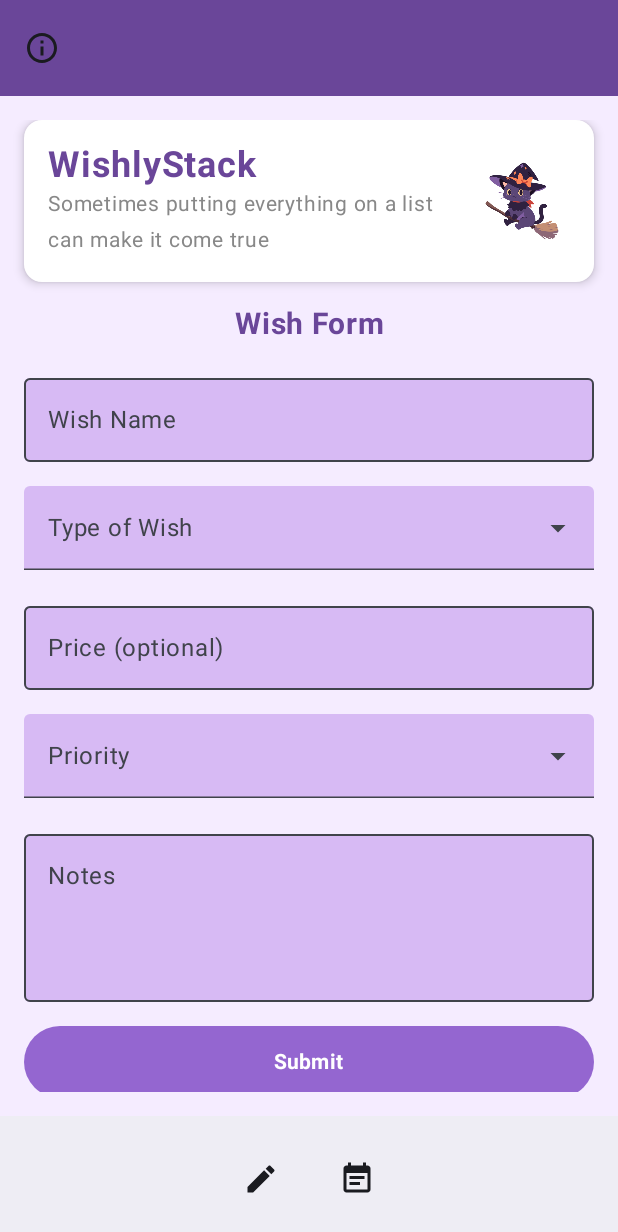
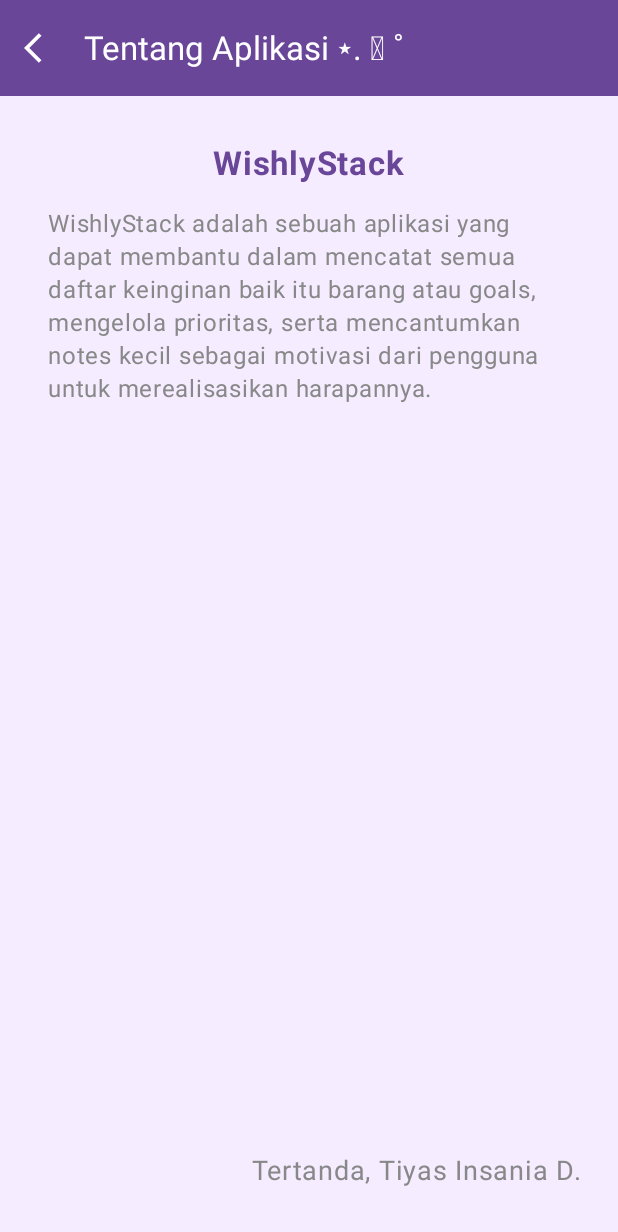
Before and after one commit to insaniaa/WishlyStack, an Android app built with Jetpack Compose: the FormScreen screen opened through its navigation route, after a tap on "Info", on a phone screen of 412 x 824 dp. Shown: the top 1232 px of the screen. Run offline under Robolectric (Android 15) with nearby library versions, the phone set to English and light mode, and no system bars.

Commit message:
Menambahkan halaman About dan navigasi dari wishlist dan form

```diff
--- a/app/src/main/java/com/tiyasinsania0090/wishlystack/navigation/NavGraph.kt
+++ b/app/src/main/java/com/tiyasinsania0090/wishlystack/navigation/NavGraph.kt
@@ -4,6 +4,7 @@
 import androidx.navigation.NavHostController
 import androidx.navigation.compose.NavHost
 import androidx.navigation.compose.composable
+import com.tiyasinsania0090.wishlystack.screen.AboutScreen
 import com.tiyasinsania0090.wishlystack.screen.FormScreen
 import com.tiyasinsania0090.wishlystack.screen.MainViewModel
 import com.tiyasinsania0090.wishlystack.screen.Screen
@@ -28,8 +29,12 @@
         composable(route = Screen.Form.route) {
             FormScreen(
                 onListClick = { navController.navigate(Screen.Wishlist.route) },
-                onInfoClick = { /* Tambahkan nanti jika ada screen info */ }
+                onInfoClick = { navController.navigate(Screen.About.route) }
             )
+        }
+
+        composable(route = Screen.About.route) {
+            AboutScreen(onBack = { navController.popBackStack() })
         }
     }
 }
--- /dev/null
+++ b/app/src/main/java/com/tiyasinsania0090/wishlystack/screen/AboutScreen.kt
@@ -0,0 +1,93 @@
+package com.tiyasinsania0090.wishlystack.screen
+
+import androidx.compose.foundation.layout.*
+import androidx.compose.material3.*
+import androidx.compose.runtime.Composable
+import androidx.compose.ui.Alignment
+import androidx.compose.ui.Modifier
+import androidx.compose.ui.graphics.Color
+import androidx.compose.ui.res.painterResource
+import androidx.compose.ui.res.stringResource
+import androidx.compose.ui.text.font.FontWeight
+import androidx.compose.ui.tooling.preview.Preview
+import androidx.compose.ui.unit.dp
+import androidx.compose.ui.unit.sp
+import com.tiyasinsania0090.wishlystack.R
+
+@OptIn(ExperimentalMaterial3Api::class)
+@Composable
+fun AboutScreen(
+    onBack: () -> Unit
+) {
+    Scaffold(
+        containerColor = Color(0xFFF5ECFF),
+        topBar = {
+            TopAppBar(
+                title = { Text(text = stringResource(R.string.about_application)) },
+                navigationIcon = {
+                    IconButton(onClick = onBack) {
+                        Icon(
+                            painter = painterResource(id = R.drawable.baseline_arrow_back_ios_24),
+                            contentDescription = "Back",
+                            tint = Color.White
+                        )
+                    }
+                },
+                colors = TopAppBarDefaults.topAppBarColors(
+                    containerColor = Color(0xFF6A4699),
+                    titleContentColor = Color.White
+                )
+            )
+        }
+    ) { innerPadding ->
+        Column(
+            modifier = Modifier
+                .padding(innerPadding)
+                .fillMaxSize()
+                .padding(horizontal = 24.dp, vertical = 32.dp),
+            verticalArrangement = Arrangement.SpaceBetween
+        ) {
+            Column(
+                horizontalAlignment = Alignment.CenterHorizontally,
+                modifier = Modifier.fillMaxWidth()
+            ) {
+                Text(
+                    text = "WishlyStack",
+                    fontSize = 22.sp,
+                    fontWeight = FontWeight.Bold,
+                    color = Color(0xFF6A4699)
+                )
+
+                Spacer(modifier = Modifier.height(16.dp))
+
+                Text(
+                    text = stringResource(R.string.about_description),
+                    fontSize = 16.sp,
+                    color = Color.Gray,
+                    lineHeight = 22.sp,
+                    modifier = Modifier.padding(horizontal = 8.dp)
+                )
+
+                Spacer(modifier = Modifier.height(8.dp))
+            }
+
+            Column(
+                horizontalAlignment = Alignment.End,
+                modifier = Modifier.fillMaxWidth()
+            ) {
+                Text(
+                    text = stringResource(R.string.signature),
+                    fontSize = 18.sp,
+                    color = Color.Gray,
+                    lineHeight = 22.sp
+                )
+            }
+        }
+    }
+}
+
+@Preview(showBackground = true)
+@Composable
+fun AboutScreenPreview() {
+    AboutScreen(onBack = {})
+}
--- a/app/src/main/java/com/tiyasinsania0090/wishlystack/screen/FormScreen.kt
+++ b/app/src/main/java/com/tiyasinsania0090/wishlystack/screen/FormScreen.kt
@@ -201,7 +201,10 @@
             )
 
             Button(
-                onClick = { /* Submit handler */ },
+                onClick = {
+                    // Handle form submission here, e.g., saving data
+                    // You can pass the form data to the ViewModel or API
+                },
                 modifier = Modifier
                     .fillMaxWidth()
                     .height(48.dp),
--- a/app/src/main/java/com/tiyasinsania0090/wishlystack/screen/WishlistScreen.kt
+++ b/app/src/main/java/com/tiyasinsania0090/wishlystack/screen/WishlistScreen.kt
@@ -43,7 +43,7 @@
                     }
                 },
                 navigationIcon = {
-                    IconButton(onClick = { /* Optional Info Screen */ }) {
+                    IconButton(onClick = { navController.navigate(Screen.About.route) }) {
                         Icon(
                             painter = painterResource(id = R.drawable.baseline_info_outline_24),
                             contentDescription = "Info"
--- a/app/src/main/java/com/tiyasinsania0090/wishlystack/screen/screen.kt
+++ b/app/src/main/java/com/tiyasinsania0090/wishlystack/screen/screen.kt
@@ -1,6 +1,7 @@
 package com.tiyasinsania0090.wishlystack.screen
 
 sealed class Screen(val route: String) {
-    object Wishlist : Screen("wishlist")
-    object Form : Screen("form")
+    data object Wishlist : Screen("wishlist")
+    data object Form : Screen("form")
+    data object About : Screen("about")
 }
--- /dev/null
+++ b/app/src/main/res/drawable/baseline_arrow_back_ios_24.xml
@@ -0,0 +1,5 @@
+<vector xmlns:android="http://schemas.android.com/apk/res/android" android:autoMirrored="true" android:height="24dp" android:tint="#614A7D" android:viewportHeight="24" android:viewportWidth="24" android:width="24dp">
+
+    <path android:fillColor="@android:color/white" android:pathData="M11.67,3.87L9.9,2.1 0,12l9.9,9.9 1.77,-1.77L3.54,12z"/>
+
+</vector>
--- a/app/src/main/res/values/strings.xml
+++ b/app/src/main/res/values/strings.xml
@@ -17,4 +17,7 @@
     <string name="list">Tampilan List</string>
     <string name="info">Tampilan info</string>
     <string name="grid">Tampilan grid</string>
+    <string name="about_application">Tentang Aplikasi ⋆. 𐙚 ˚</string>
+    <string name="about_description">WishlyStack adalah sebuah aplikasi yang dapat membantu dalam mencatat semua daftar keinginan baik itu barang atau goals, mengelola prioritas, serta mencantumkan notes kecil sebagai motivasi dari pengguna untuk merealisasikan harapannya.</string>
+    <string name="signature">Tertanda, Tiyas Insania D.</string>
 </resources>
```
